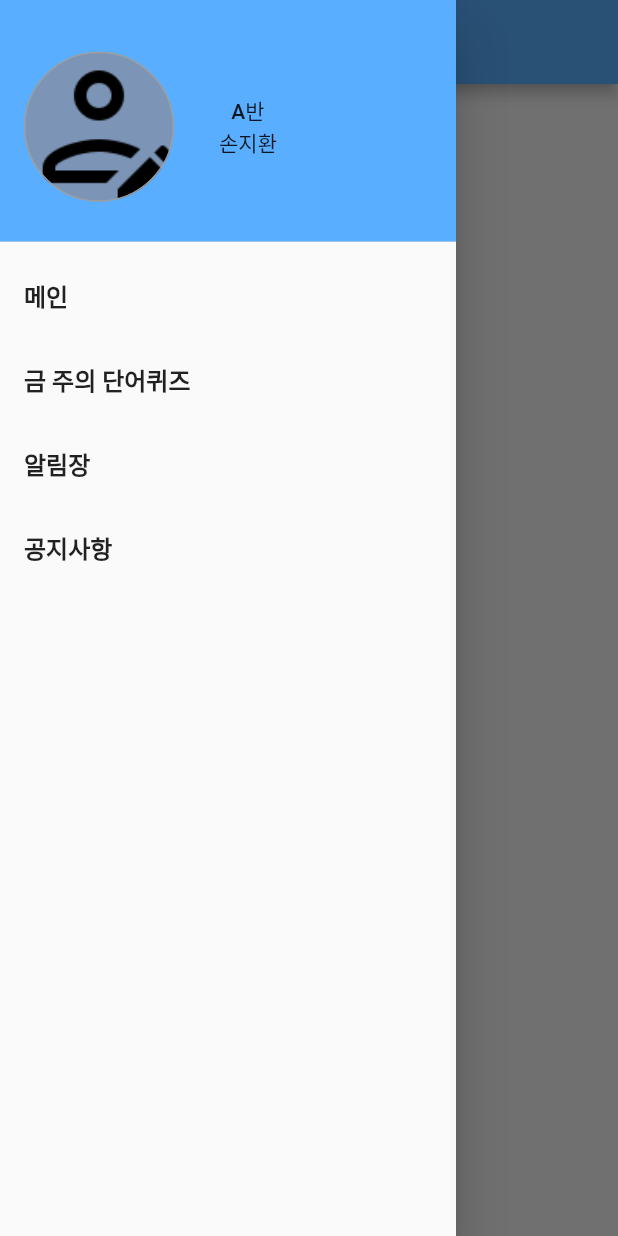
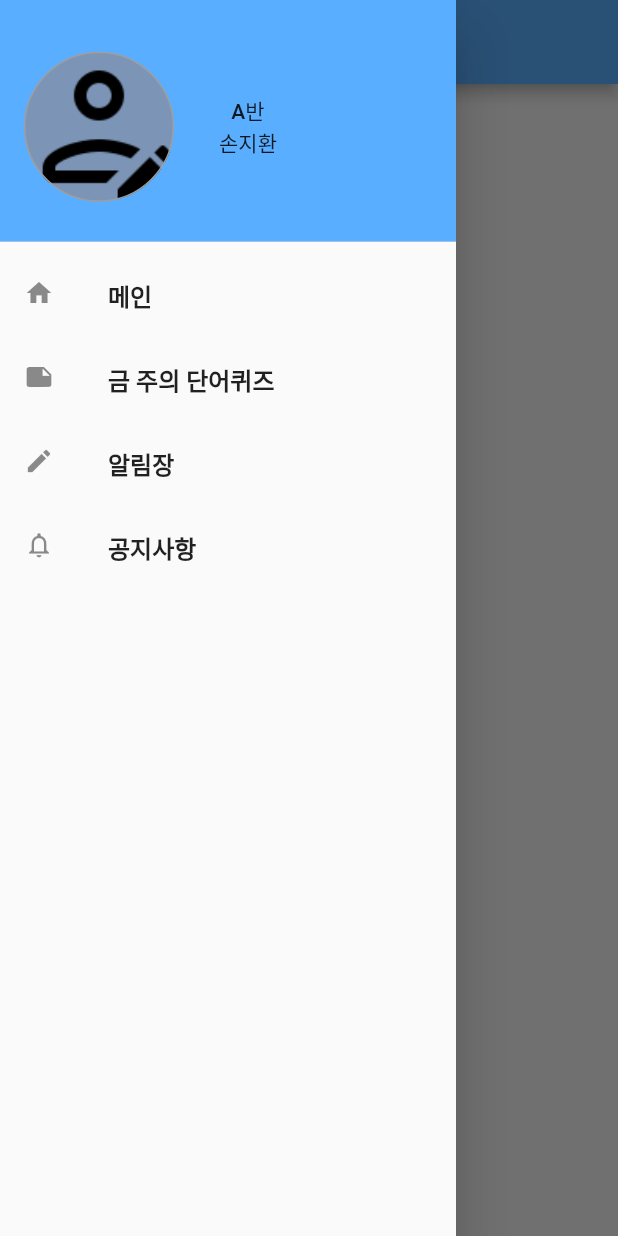
Before and after one commit to JWHAPO/exam_word, a Flutter app: the MyHomePage screen opened by its route, with the side drawer open, on a phone screen of 412 x 824 dp. Run offline on Flutter 3.47's test engine with Material 2 defaults, Android fonts, the phone set to English and light mode, and no system bars; generated files the repository leaves out were written again.

Commit message:
add leading in drawer:

```diff
--- a/lib/main.dart
+++ b/lib/main.dart
@@ -122,6 +122,7 @@ class _MyHomePageState extends State<MyHomePage>{
               ),
               ListTile(
                 title: Text('메인', style: TextStyle(fontSize: 16.0, fontWeight: FontWeight.bold),),
+                leading: Icon(Icons.home),
                 onTap: (){
                   setState(() {
                     body = homeBody();
@@ -131,6 +132,7 @@ class _MyHomePageState extends State<MyHomePage>{
               ),
               ListTile(
                 title: Text('금 주의 단어퀴즈', style: TextStyle(fontSize: 16.0, fontWeight: FontWeight.bold),),
+                leading: Icon(Icons.note),
                 onTap: (){
                   Navigator.pop(context);
                   Navigator.pushNamed(context, 'exam');
@@ -138,6 +140,7 @@ class _MyHomePageState extends State<MyHomePage>{
               ),
               ListTile(
                 title: Text('알림장', style: TextStyle(fontSize: 16.0, fontWeight: FontWeight.bold),),
+                leading: Icon(Icons.create),
                 onTap: (){
                   setState(() {
                     body = NotePage();
@@ -147,6 +150,7 @@ class _MyHomePageState extends State<MyHomePage>{
               ),
               ListTile(
                 title: Text('공지사항', style: TextStyle(fontSize: 16.0, fontWeight: FontWeight.bold),),
+                leading: Icon(Icons.notifications_none),
                 onTap: (){
                   setState(() {
                     body = NoticePage();
```
